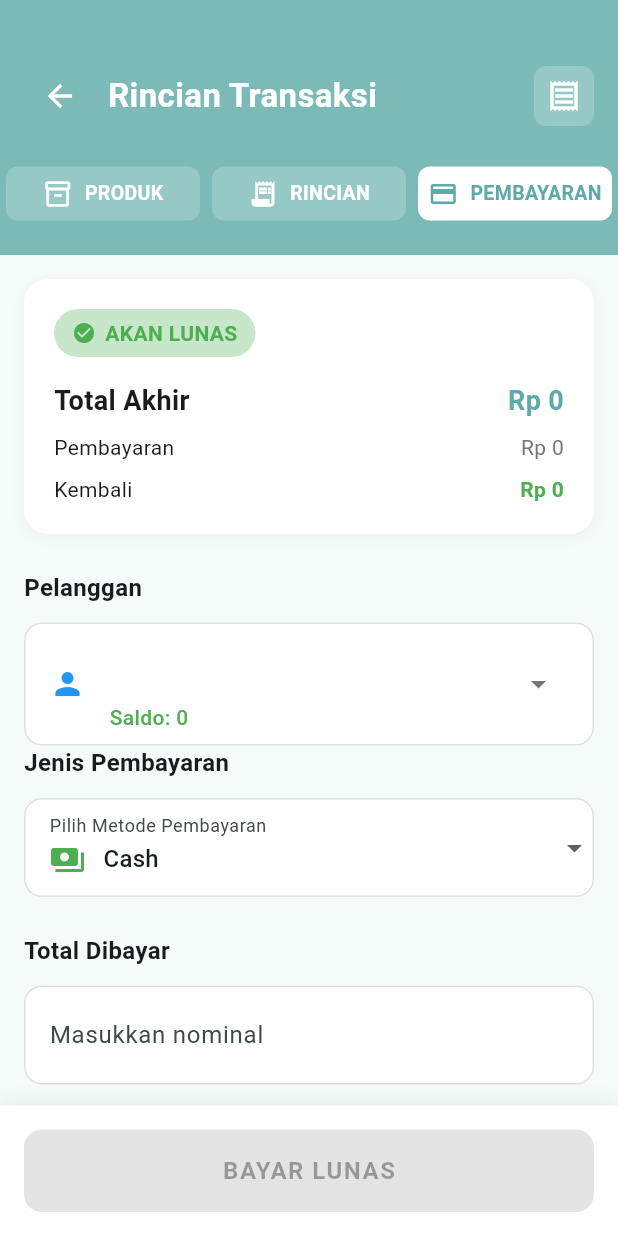
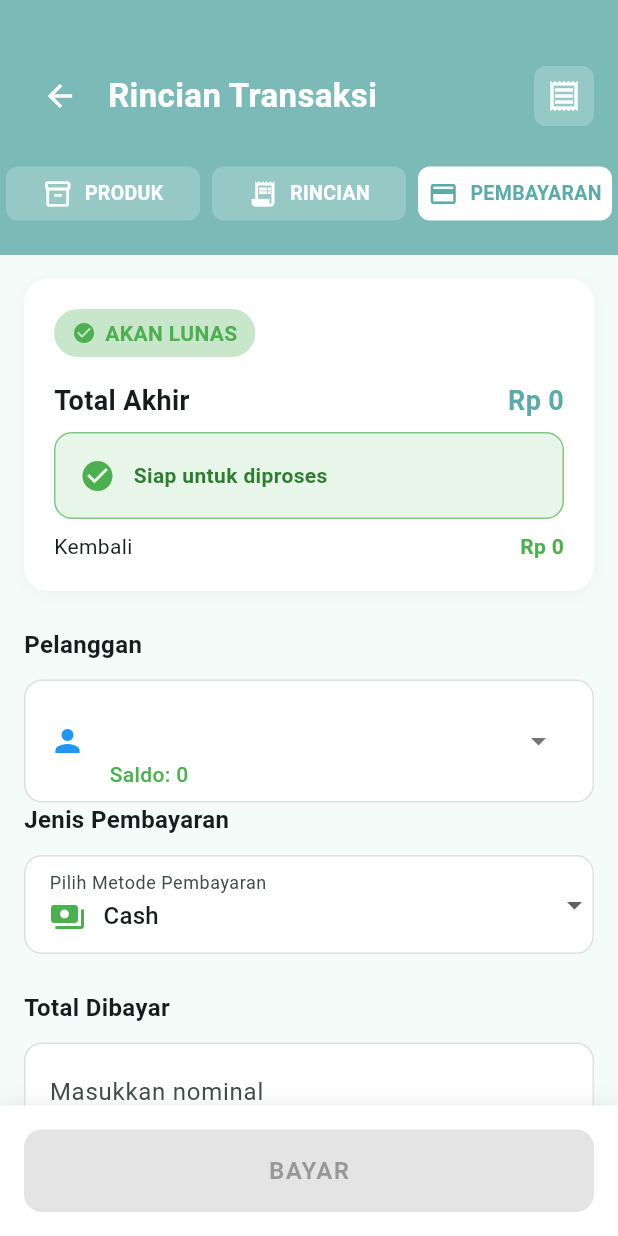
Before and after one commit to 4lvin/sadean-mobile, a Flutter app: the TransactionDetailView screen opened by its route, after a tap on "PRODUK", after a tap on "RINCIAN", after a tap on "PEMBAYARAN", on a phone screen of 412 x 824 dp. Run offline on Flutter 3.47's test engine with Material 3 defaults, Android fonts, the phone set to English and light mode, and no system bars; our stand-ins replace flutter_screenutil, flutter_secure_storage, get, image_picker, permission_handler, share_plus and 1 more; missing offline and left inert: bluetooth_print_plus, flutter_barcode_scanner_plus; accounts and stored records are empty; network calls fail; Roboto replaces fonts that are missing (Poppins).

Commit message:
kurang bayar

```diff
--- a/lib/src/controllers/transaction_controller.dart
+++ b/lib/src/controllers/transaction_controller.dart
@@ -349,7 +349,7 @@ class TransactionController extends GetxController {
   }
 
   bool get canProcessPayment {
-    return cartItems.isNotEmpty && amountPaid.value > 0;
+    return cartItems.isNotEmpty;
   }
 
   // Transaction Adjustments Dialog
@@ -704,6 +704,7 @@ class TransactionController extends GetxController {
         );
       }
       // Clear cart after successful transaction
+      totalAmount.clear();
       clearCart();
       loadInitialData();
       _historyController.fetchTransactions();
--- a/lib/src/view/history/history_detail.dart
+++ b/lib/src/view/history/history_detail.dart
@@ -489,15 +489,60 @@ class TransactionDetailView extends StatelessWidget {
 
               // Payment Status
               Obx(
-                () => Row(
-                  mainAxisAlignment: MainAxisAlignment.spaceBetween,
-                  children: [
-                    const Text('Pembayaran'),
-                    Text(
-                      'Rp ${controller.formatPrice(controller.cartTotal.value)}',
-                      style: TextStyle(color: Colors.grey[600]),
+                    () => Container(
+                  padding: const EdgeInsets.all(16),
+                  decoration: BoxDecoration(
+                    color: controller.amountPaid.value >= controller.cartTotal.value
+                        ? Colors.green.shade50
+                        : Colors.orange.shade50,
+                    borderRadius: BorderRadius.circular(12),
+                    border: Border.all(
+                      color: controller.amountPaid.value >= controller.cartTotal.value
+                          ? Colors.green.shade300
+                          : Colors.orange.shade300,
                     ),
-                  ],
+                  ),
+                  child: Row(
+                    children: [
+                      Icon(
+                        controller.amountPaid.value >= controller.cartTotal.value
+                            ? Icons.check_circle
+                            : Icons.warning,
+                        color: controller.amountPaid.value >= controller.cartTotal.value
+                            ? Colors.green
+                            : Colors.orange,
+                      ),
+                      const SizedBox(width: 12),
+                      Expanded(
+                        child: Column(
+                          crossAxisAlignment: CrossAxisAlignment.start,
+                          children: [
+                            Text(
+                              controller.amountPaid.value >= controller.cartTotal.value
+                                  ? 'Siap untuk diproses'
+                                  : controller.amountPaid.value > 0
+                                  ? 'Pembayaran kurang'
+                                  : 'Belum ada pembayaran',
+                              style: TextStyle(
+                                fontWeight: FontWeight.bold,
+                                color: controller.amountPaid.value >= controller.cartTotal.value
+                                    ? Colors.green.shade800
+                                    : Colors.orange.shade800,
+                              ),
+                            ),
+                            if (controller.amountPaid.value < controller.cartTotal.value)
+                              Text(
+                                'Kurang: Rp ${controller.formatPrice(controller.cartTotal.value - controller.amountPaid.value)}',
+                                style: TextStyle(
+                                  fontSize: 12,
+                                  color: Colors.orange.shade700,
+                                ),
+                              ),
+                          ],
+                        ),
+                      ),
+                    ],
+                  ),
                 ),
               ),
 
@@ -699,18 +744,10 @@ class TransactionDetailView extends StatelessWidget {
         Row(
           mainAxisSize: MainAxisSize.min,
           children: [
-            // Expanded(
-            //   child: _buildQuickPaymentButton('0%', 0),
-            // ),
-            // const SizedBox(width: 8),
-            // Expanded(
-            //   child: _buildQuickPaymentButton('25%', 0.25),
-            // ),
-            // const SizedBox(width: 8),
-            // Expanded(
-            //   child: _buildQuickPaymentButton('50%', 0.5),
-            // ),
-            // const SizedBox(width: 8),
+            _buildQuickPaymentButton('0%', 0),
+            const SizedBox(width: 8),
+            _buildQuickPaymentButton('50%', 0.5),
+            const SizedBox(width: 8),
             _buildQuickPaymentButton('100%', 1.0),
           ],
         ),
@@ -838,10 +875,10 @@ class TransactionDetailView extends StatelessWidget {
 
   Widget _buildQuickPaymentButton(String label, double multiplier) {
     return Obx(() {
-      final quickAmount =
-          (controller.cartTotal.value * multiplier).ceilToDouble();
-      final isSelected =
-          (controller.amountPaid.value - quickAmount).abs() < 0.01;
+      final quickAmount = multiplier > 0
+          ? (controller.cartTotal.value * multiplier).ceilToDouble()
+          : 0.0; // Untuk 0%
+      final isSelected = (controller.amountPaid.value - quickAmount).abs() < 0.01;
 
       return Container(
         width: 100,
@@ -1055,7 +1092,7 @@ class TransactionDetailView extends StatelessWidget {
                         ],
                       )
                       : const Text(
-                        'BAYAR LUNAS',
+                        'BAYAR',
                         style: TextStyle(
                           fontSize: 16,
                           fontWeight: FontWeight.bold,
```
